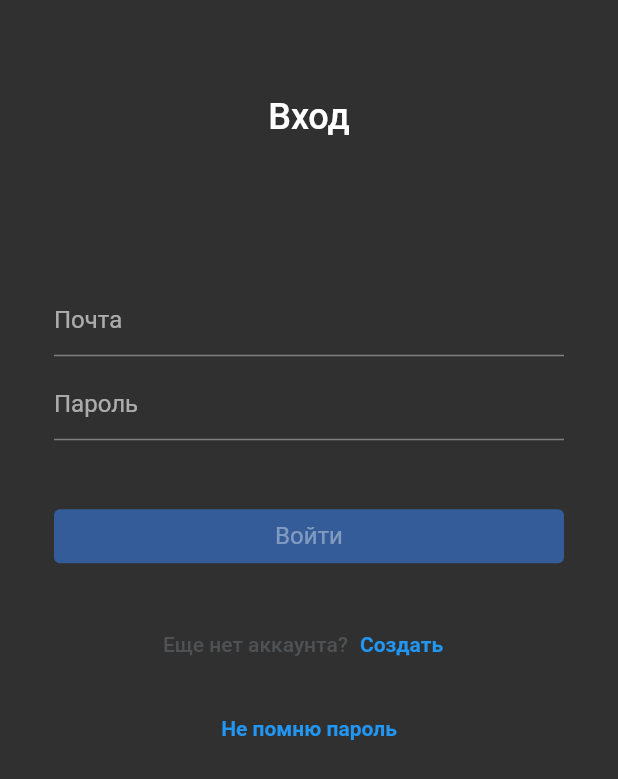
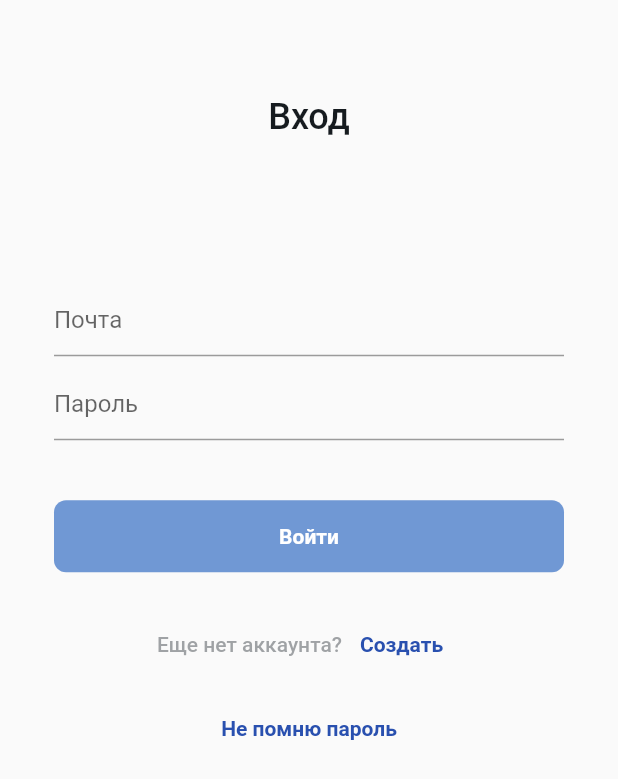
Before and after one commit to Sergey-Kozlov-developer/gifts_manager, a Flutter app: the screen it shows after launch, on a phone screen of 412 x 824 dp. Shown: the top 779 px of the screen. Run offline on Flutter 3.47's test engine with Material 2 defaults, Android fonts, the light colour scheme and no system bars; our stand-ins replace bloc, equatable, flutter_bloc.

Commit message:
Button themes

```diff
--- a/lib/main.dart
+++ b/lib/main.dart
@@ -22,7 +22,7 @@ class MyApp extends StatelessWidget {
       // lightTheme and darkTheme наши созданные темы
       theme: lightTheme,
       darkTheme: darkTheme,
-      themeMode: ThemeMode.dark,
+      // themeMode: ThemeMode.dark,
       home: const LoginPage(),
     );
   }
--- a/lib/presentation/login/view/login_page.dart
+++ b/lib/presentation/login/view/login_page.dart
@@ -158,15 +158,6 @@ class _LoginButton extends StatelessWidget {
                       .add(const LoginLoginButtonClicked())
                   : null,
               child: Text('Войти'),
-              style: ButtonStyle(
-                  backgroundColor: MaterialStateProperty.resolveWith((states) {
-                    if (states.contains(MaterialState.disabled)) {
-                      return Color(0xB3366EC4);
-                    }
-                    return const Color(0xFF2950AF);
-                  }),
-                  textStyle: MaterialStateProperty.all(
-                      TextStyle(color: Colors.white, fontSize: 16))),
             );
           },
         ),
--- a/lib/presentation/theme/dark_theme.dart
+++ b/lib/presentation/theme/dark_theme.dart
@@ -46,4 +46,58 @@ final darkTheme = _base.copyWith(
       color: AppColors.darkWhite100,
     ),
   ),
+  elevatedButtonTheme: ElevatedButtonThemeData(
+    style: ButtonStyle(
+      padding: MaterialStateProperty.all(const EdgeInsets.all(16)),
+      elevation: MaterialStateProperty.all(0),
+      shape: MaterialStateProperty.all(
+        RoundedRectangleBorder(borderRadius: BorderRadius.circular(8)),
+      ),
+      textStyle: MaterialStateProperty.resolveWith((states) {
+        return states.contains(MaterialState.disabled)
+            ? const TextStyle(
+          color: AppColors.darkWhite60,
+          fontWeight: FontWeight.bold,
+          fontSize: 14,
+        )
+            : const TextStyle(
+          color: AppColors.darkWhite100,
+          fontWeight: FontWeight.bold,
+          fontSize: 14,
+        );
+      }),
+      backgroundColor: MaterialStateProperty.resolveWith((states) {
+        if (states.contains(MaterialState.disabled)) {
+          return AppColors.darkDarkBlue70;
+        }
+        return AppColors.darkDarkBlue100;
+      }),
+    ),
+  ),
+  textButtonTheme: TextButtonThemeData(
+    style: ButtonStyle(
+      padding: MaterialStateProperty.all(
+        const EdgeInsets.symmetric(
+          horizontal: 12,
+          vertical: 8,
+        ),
+      ),
+      shape: MaterialStateProperty.resolveWith((state) {
+        return const RoundedRectangleBorder(
+          borderRadius: BorderRadius.all(Radius.circular(8)),
+        );
+      }),
+      foregroundColor: MaterialStateProperty.resolveWith((states) {
+        return states.contains(MaterialState.disabled)
+            ? AppColors.darkDarkBlue100.withOpacity(0.5)
+            : AppColors.darkDarkBlue100;
+      }),
+      backgroundColor: MaterialStateProperty.resolveWith(
+            (states) => Colors.transparent,
+      ),
+      overlayColor: MaterialStateProperty.all(
+        AppColors.lightLightBlue100,
+      ),
+    ),
+  ),
 );
--- a/lib/presentation/theme/light_theme.dart
+++ b/lib/presentation/theme/light_theme.dart
@@ -46,4 +46,59 @@ final lightTheme = _base.copyWith(
       color: AppColors.lightBlack100,
     ),
   ),
+  elevatedButtonTheme: ElevatedButtonThemeData(
+    style: ButtonStyle(
+      padding: MaterialStateProperty.all(const EdgeInsets.all(16)),
+      elevation: MaterialStateProperty.all(0),
+      shape: MaterialStateProperty.all(
+        RoundedRectangleBorder(borderRadius: BorderRadius.circular(8)),
+      ),
+      foregroundColor: MaterialStateProperty.all(AppColors.lightWhite100),
+      backgroundColor: MaterialStateProperty.resolveWith((states) {
+        if (states.contains(MaterialState.disabled)) {
+          return AppColors.lightLightBlue70;
+        }
+        return AppColors.lightDarkBlue100;
+      }),
+    ),
+  ),
+  textButtonTheme: TextButtonThemeData(
+    style: ButtonStyle(
+      padding: MaterialStateProperty.all(
+        const EdgeInsets.symmetric(
+          horizontal: 12,
+          vertical: 8,
+        ),
+      ),
+      textStyle: MaterialStateProperty.resolveWith((states) {
+        return states.contains(MaterialState.disabled)
+            ? const TextStyle(
+                color: AppColors.lightLightBlue70,
+                fontWeight: FontWeight.bold,
+                fontSize: 14,
+              )
+            : const TextStyle(
+                color: AppColors.lightDarkBlue100,
+                fontWeight: FontWeight.bold,
+                fontSize: 14,
+              );
+      }),
+      shape: MaterialStateProperty.resolveWith((state) {
+        return const RoundedRectangleBorder(
+          borderRadius: BorderRadius.all(Radius.circular(8)),
+        );
+      }),
+      foregroundColor: MaterialStateProperty.resolveWith((states) {
+        return states.contains(MaterialState.disabled)
+            ? AppColors.lightDarkBlue100.withOpacity(0.5)
+            : AppColors.lightDarkBlue100;
+      }),
+      backgroundColor: MaterialStateProperty.resolveWith(
+        (states) => Colors.transparent,
+      ),
+      overlayColor: MaterialStateProperty.all(
+        AppColors.lightLightBlue100,
+      ),
+    ),
+  ),
 );
```
